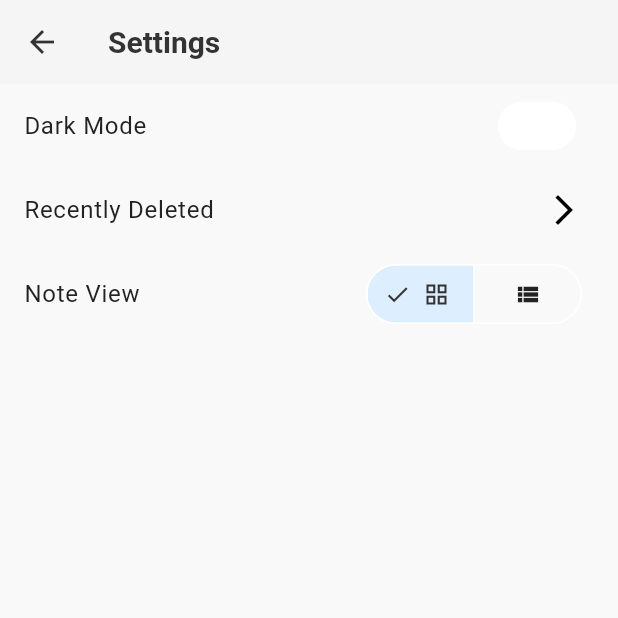
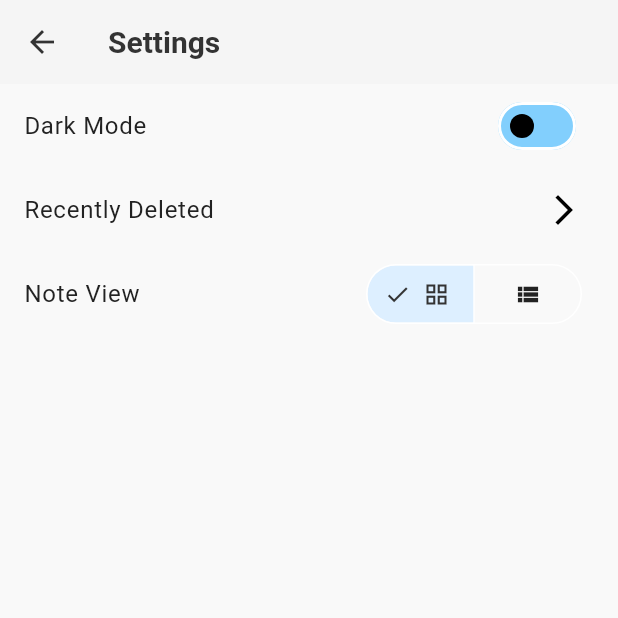
Before and after one commit to rishithareddychalla/notes_app, a Flutter app: the SettingsPage screen opened directly, on a phone screen of 412 x 824 dp, the top half of it. Run offline on Flutter 3.47's test engine with Material 3 defaults, Android fonts, the phone set to English and light mode, and no system bars; our stand-ins replace flutter_local_notifications, flutter_riverpod, image_picker, permission_handler, shared_preferences, timezone; missing offline and left inert: flutter_drawing_board; accounts and stored records are empty.

Commit message:
small changes

```diff
--- a/lib/screens/settings_page.dart
+++ b/lib/screens/settings_page.dart
@@ -20,6 +20,8 @@ class SettingsPage extends ConsumerWidget {
           ListTile(
             title: const Text('Dark Mode'),
             trailing: Switch(
+              inactiveThumbColor: Colors.black,
+              inactiveTrackColor: Color(0xFF82CFFD),
               value: themeMode == ThemeMode.dark,
               onChanged: (value) {
                 ref
@@ -44,8 +46,10 @@ class SettingsPage extends ConsumerWidget {
             title: const Text('Note View'),
             trailing: SegmentedButton<NoteView>(
               segments: const [
-                ButtonSegment(value: NoteView.grid, icon: Icon(Icons.grid_view)),
-                ButtonSegment(value: NoteView.list, icon: Icon(Icons.view_list)),
+                ButtonSegment(
+                    value: NoteView.grid, icon: Icon(Icons.grid_view)),
+                ButtonSegment(
+                    value: NoteView.list, icon: Icon(Icons.view_list)),
               ],
               selected: {noteView},
               onSelectionChanged: (newSelection) {
```
